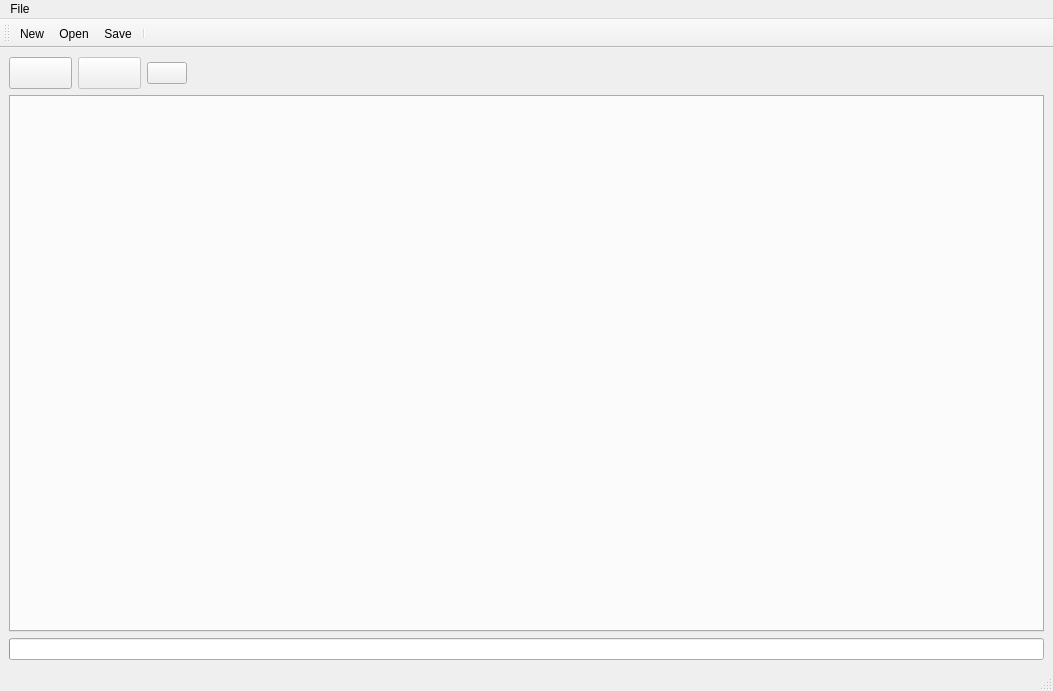
Above: ui/mainwindow.ui from lego8421/KU-Control-Tuner before the change. Below: the same form after it.
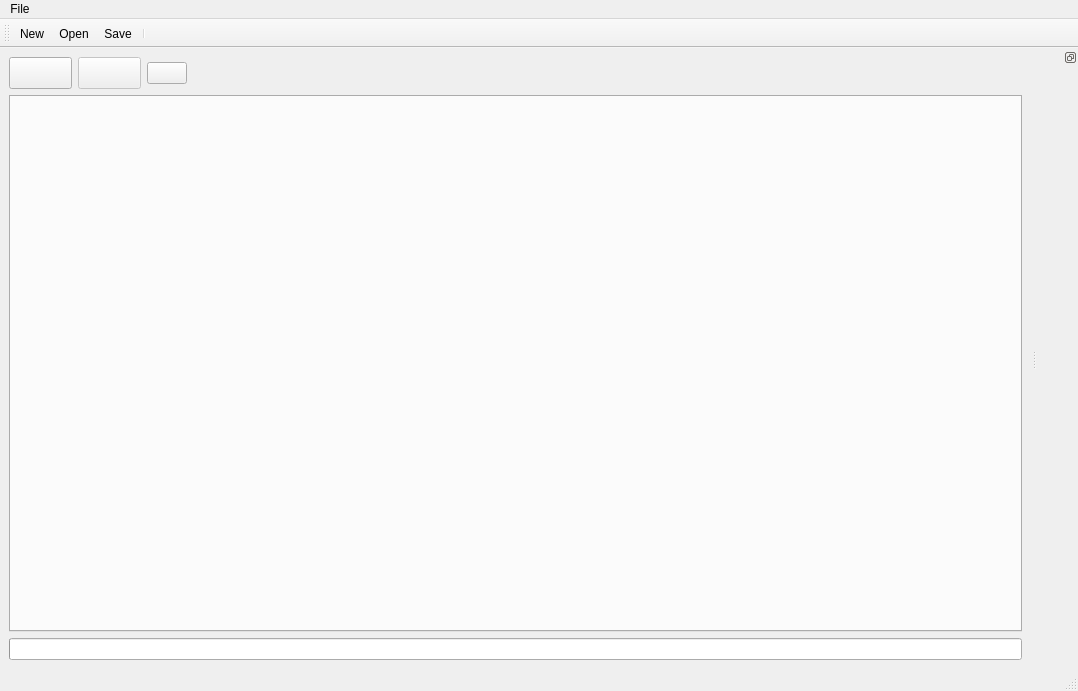
That is the form after the change. Icons and pictures are not drawn.

Patch:
```diff
--- a/ui/mainwindow.ui
+++ b/ui/mainwindow.ui
@@ -6,7 +6,7 @@
    <rect>
     <x>0</x>
     <y>0</y>
-    <width>1053</width>
+    <width>1078</width>
     <height>691</height>
    </rect>
   </property>
@@ -136,7 +136,7 @@
     <rect>
      <x>0</x>
      <y>0</y>
-     <width>1053</width>
+     <width>1078</width>
      <height>22</height>
     </rect>
    </property>
@@ -175,6 +175,15 @@
    <addaction name="actionSave"/>
    <addaction name="separator"/>
   </widget>
+  <widget class="QDockWidget" name="dockWidget">
+   <property name="features">
+    <set>QDockWidget::DockWidgetFloatable|QDockWidget::DockWidgetMovable</set>
+   </property>
+   <attribute name="dockWidgetArea">
+    <number>2</number>
+   </attribute>
+   <widget class="QWidget" name="dockWidgetContents"/>
+  </widget>
   <action name="actionNew">
    <property name="icon">
     <iconset resource="../resources/icon.qrc">
```
Left out of the diff: 2 changed lines with no effect on the pictures.
